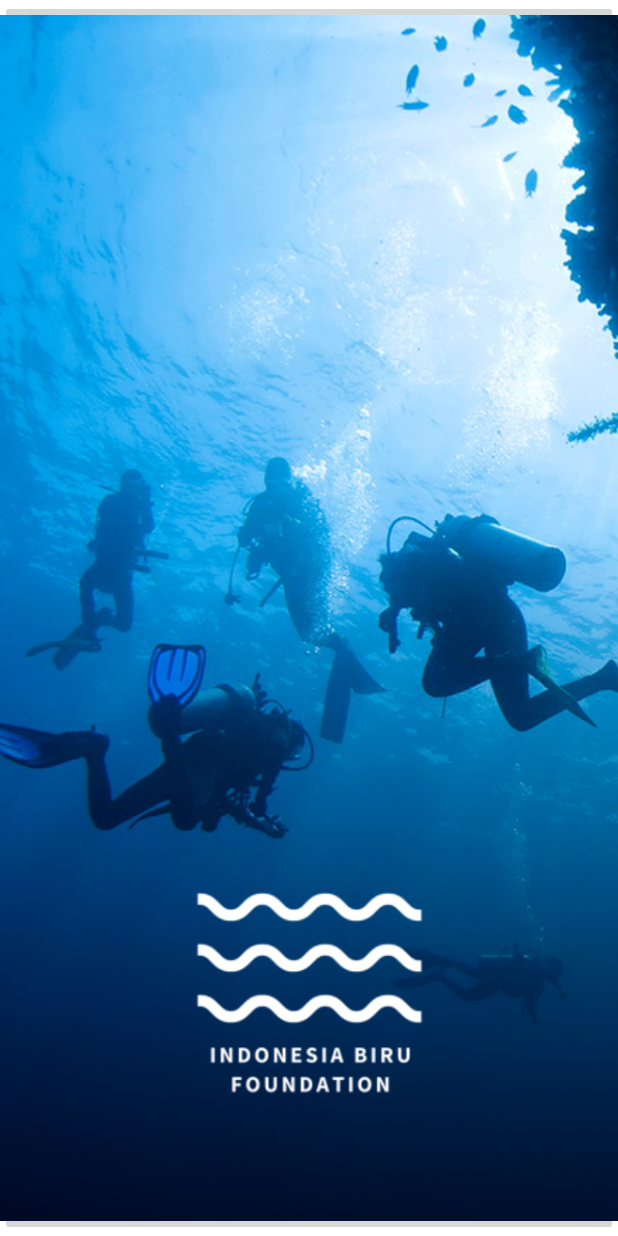
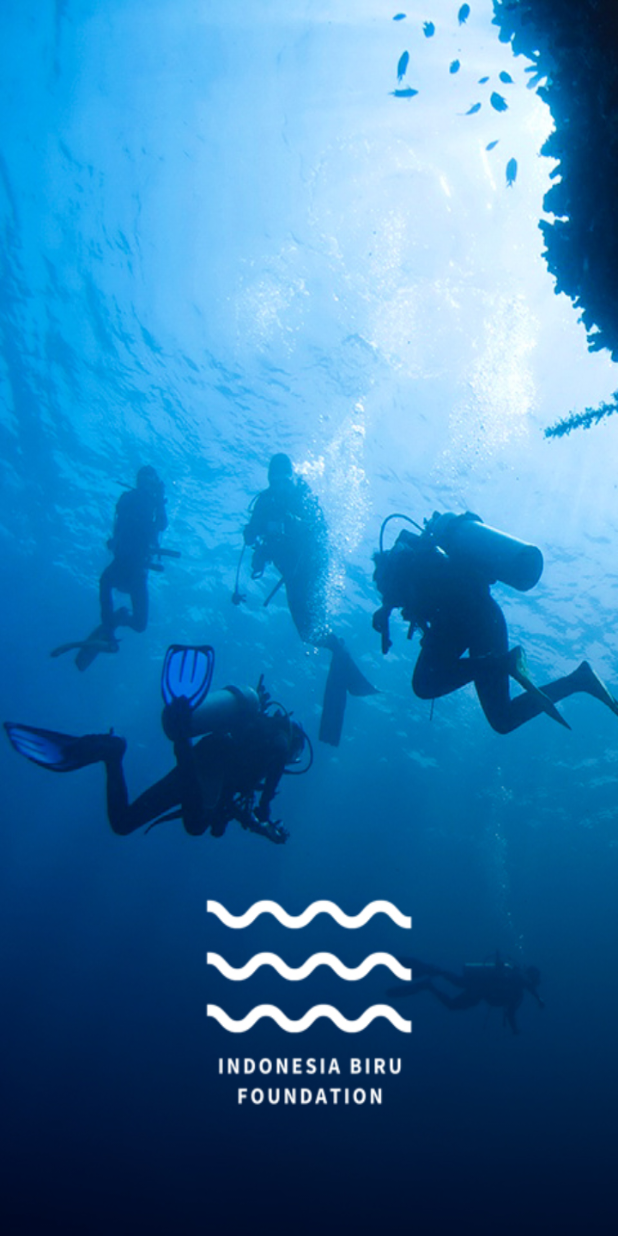
Before and after one commit to boycakra/IndonesiaBiru, an Android app: the screen it shows after launch (MainActivity), on a phone screen of 412 x 824 dp. Run offline under Robolectric (Android 15) with nearby library versions, the phone set to English and light mode, and no system bars.

Commit message:
Benerkan Tampilan

```diff
--- a/app/src/main/res/layout/activity_main.xml
+++ b/app/src/main/res/layout/activity_main.xml
@@ -2,8 +2,8 @@
 <androidx.constraintlayout.widget.ConstraintLayout xmlns:android="http://schemas.android.com/apk/res/android"
     xmlns:app="http://schemas.android.com/apk/res-auto"
     xmlns:tools="http://schemas.android.com/tools"
-    android:layout_width="match_parent"
-    android:layout_height="match_parent"
+    android:layout_width="wrap_content"
+    android:layout_height="wrap_content"
     tools:context=".MainActivity">
 
     <ImageButton
@@ -11,10 +11,7 @@
         android:layout_width="match_parent"
         android:layout_height="match_parent"
         android:scaleType="centerCrop"
-        app:layout_constraintBottom_toBottomOf="parent"
-        app:layout_constraintEnd_toEndOf="parent"
-        app:layout_constraintStart_toStartOf="parent"
-        app:srcCompat="@drawable/home_indonesia_biru_5"
+        android:background="@drawable/home_indonesia_biru_5"
         />
 
 </androidx.constraintlayout.widget.ConstraintLayout>
```
